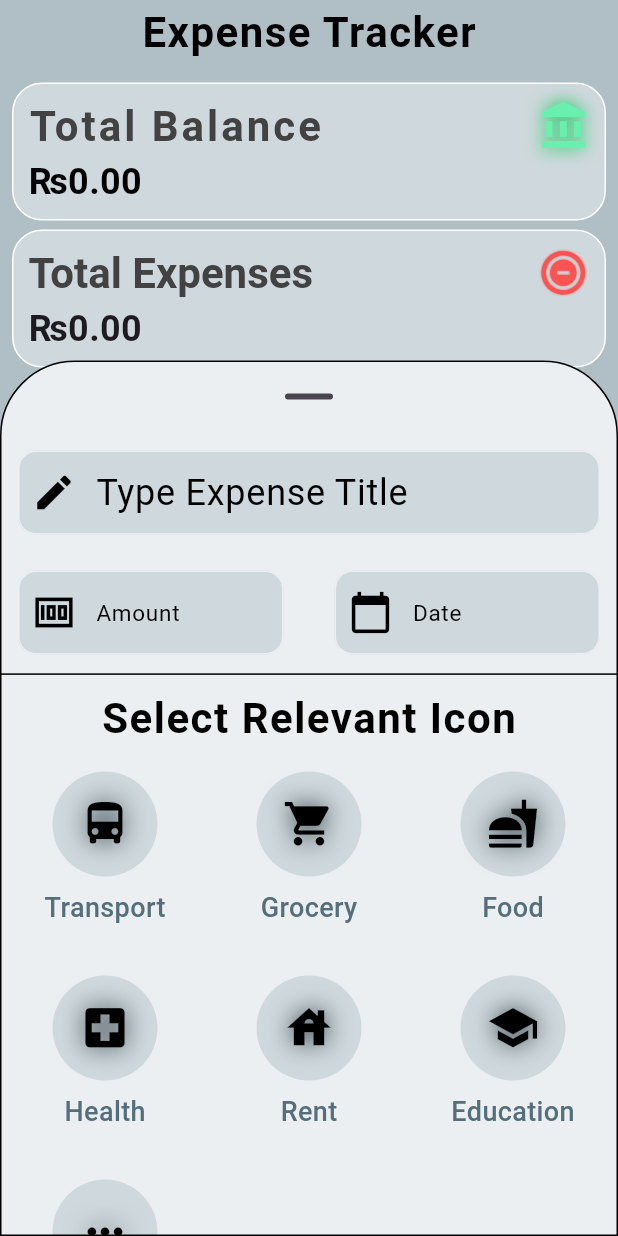
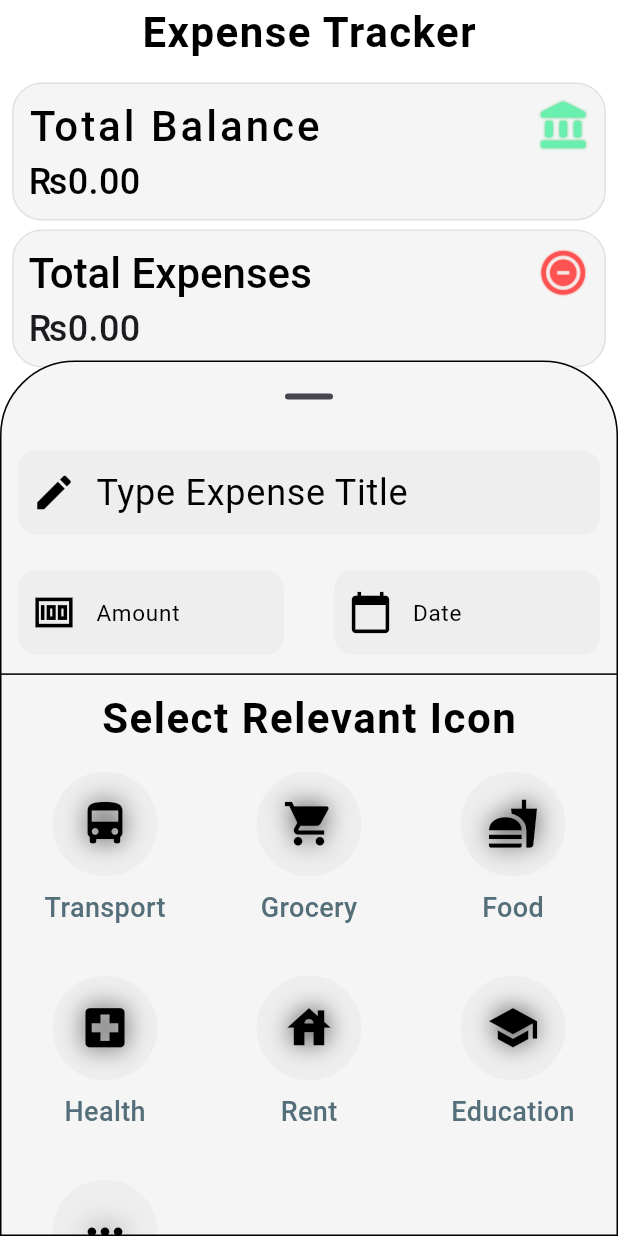
Before and after one commit to ZainR10/expanse_tracker_flutter, a Flutter app: the HomeView screen opened by its route, item 3 of the bottom bar chosen, after a tap on the "pie chart" icon, on a phone screen of 412 x 824 dp. Run offline on Flutter 3.47's test engine with Material 3 defaults, Android fonts, the phone set to English and light mode, and no system bars; our stand-ins replace cloud_firestore, curved_navigation_bar, firebase_auth, firebase_core, fl_chart, flutter_slidable and 1 more; accounts and stored records are empty.

Commit message:
changed ui.

```diff
--- a/lib/components/custom_container.dart
+++ b/lib/components/custom_container.dart
@@ -18,7 +18,7 @@ class CustomContainer extends StatelessWidget {
       decoration: BoxDecoration(
           borderRadius: BorderRadius.circular(20),
           color: color,
-          border: Border.all(color: Colors.white, width: 1)),
+          border: Border.all(color: Colors.grey.shade300, width: 1)),
       child: child,
     );
   }
--- a/lib/components/custom_textfield.dart
+++ b/lib/components/custom_textfield.dart
@@ -34,7 +34,7 @@ class CustomTextfield extends StatelessWidget {
         keyboardType: keyboardType,
         onFieldSubmitted: onfieldSubmission,
         decoration: InputDecoration(
-          fillColor: Colors.blueGrey.shade100,
+          fillColor: Colors.grey.shade200,
           filled: true,
           prefixIcon: textFieldIcon,
           labelText: lebaltitle,
@@ -46,7 +46,7 @@ class CustomTextfield extends StatelessWidget {
           border: OutlineInputBorder(
             borderRadius: const BorderRadius.all(Radius.circular(12)),
             borderSide: BorderSide(
-              color: Colors.blueGrey.shade50, // Default border color
+              color: Colors.grey.shade200, // Default border color
             ),
           ),
           focusedBorder: const OutlineInputBorder(
@@ -61,7 +61,7 @@ class CustomTextfield extends StatelessWidget {
             borderRadius: const BorderRadius.all(Radius.circular(12)),
             // Border when enabled (not focused)
             borderSide: BorderSide(
-              color: Colors.blueGrey.shade50, // Enabled border color
+              color: Colors.grey.shade200, // Enabled border color
             ),
           ),
         ),
--- a/lib/components/nav_bar_items.dart
+++ b/lib/components/nav_bar_items.dart
@@ -63,7 +63,7 @@ class NavBarItems extends StatelessWidget {
           InkWell(
             onTap: () => showModalBottomSheet(
               barrierColor: Colors.transparent,
-              backgroundColor: Colors.blueGrey,
+              backgroundColor: Colors.grey.shade300,
               useSafeArea: true,
               isScrollControlled: true,
               context: context,
@@ -81,10 +81,10 @@ class NavBarItems extends StatelessWidget {
                           ),
                           title: const CustomText(
                             text: 'Add Balance',
-                            textColor: Colors.white,
+                            textColor: Colors.black,
                             textSize: 28,
                             textLetterSpace: 1,
-                            textWeight: FontWeight.w300,
+                            textWeight: FontWeight.w500,
                           ),
                           onTap: () {
                             Navigator.pop(context);
@@ -98,10 +98,10 @@ class NavBarItems extends StatelessWidget {
                         ),
                         title: const CustomText(
                           text: 'Add Expense',
-                          textColor: Colors.white,
+                          textColor: Colors.black,
                           textSize: 28,
                           textLetterSpace: 1,
-                          textWeight: FontWeight.w300,
+                          textWeight: FontWeight.w500,
                         ),
                         onTap: () {
                           Navigator.pop(context);
--- a/lib/view/analytics_view.dart
+++ b/lib/view/analytics_view.dart
@@ -28,7 +28,7 @@ class _AnalyticsViewState extends State<AnalyticsView> {
       shouldExitApp: true,
       scaffoldMessengerKey: MyApp.scaffoldMessengerKey,
       child: Scaffold(
-        backgroundColor: Colors.blueGrey.shade200,
+        backgroundColor: Colors.white,
         appBar: const PreferredSize(
           preferredSize: Size(0, 45),
           child: ReuseableAppBar(
@@ -40,6 +40,9 @@ class _AnalyticsViewState extends State<AnalyticsView> {
           children: [
             Column(
               children: [
+                const SizedBox(
+                  height: 10,
+                ),
                 const TotalExpensesWidget(),
                 Row(
                   mainAxisAlignment: MainAxisAlignment.spaceEvenly,
--- a/lib/view/authentication_view/login_view.dart
+++ b/lib/view/authentication_view/login_view.dart
@@ -39,7 +39,7 @@ class _LoginViewState extends State<LoginView> {
   Widget build(BuildContext context) {
     final height = MediaQuery.of(context).size.height * 1;
     return Scaffold(
-      backgroundColor: Colors.blueGrey.shade200,
+      backgroundColor: Colors.white,
       appBar: const PreferredSize(
           preferredSize: Size(0, 45),
           child: ReuseableAppBar(
@@ -106,11 +106,11 @@ class _LoginViewState extends State<LoginView> {
                 onPressed: () {
                   Navigator.pushNamed(context, RoutesName.signUpView);
                 },
-                child: CustomText(
+                child: const CustomText(
                   text: 'Register',
                   textSize: 20,
                   textWeight: FontWeight.bold,
-                  textColor: Colors.blueGrey.shade800,
+                  textColor: Colors.black,
                 ),
               )
             ],
--- a/lib/view/authentication_view/signup_view.dart
+++ b/lib/view/authentication_view/signup_view.dart
@@ -51,7 +51,7 @@ class _SignupViewState extends State<SignupView> {
     }
     final height = MediaQuery.of(context).size.height * 1;
     return Scaffold(
-      backgroundColor: Colors.blueGrey.shade200,
+      backgroundColor: Colors.white,
       appBar: const PreferredSize(
           preferredSize: Size(0, 45),
           child: ReuseableAppBar(
@@ -158,11 +158,11 @@ class _SignupViewState extends State<SignupView> {
                       onPressed: () {
                         Navigator.pushNamed(context, RoutesName.loginView);
                       },
-                      child: CustomText(
+                      child: const CustomText(
                         text: 'Login',
                         textSize: 20,
                         textWeight: FontWeight.bold,
-                        textColor: Colors.blueGrey.shade800,
+                        textColor: Colors.black,
                       ),
                     ),
                   ],
--- a/lib/view/expanse_list_view.dart
+++ b/lib/view/expanse_list_view.dart
@@ -25,7 +25,7 @@ class _ExpanseListViewState extends State<ExpanseListView> {
       shouldExitApp: true,
       scaffoldMessengerKey: MyApp.scaffoldMessengerKey,
       child: Scaffold(
-        backgroundColor: Colors.blueGrey.shade200,
+        backgroundColor: Colors.white,
         appBar: const PreferredSize(
             preferredSize: Size(0, 45),
             child: ReuseableAppBar(
--- a/lib/view/home_view.dart
+++ b/lib/view/home_view.dart
@@ -30,7 +30,7 @@ class _HomeViewState extends State<HomeView> {
       shouldExitApp: false,
       scaffoldMessengerKey: MyApp.scaffoldMessengerKey,
       child: Scaffold(
-        backgroundColor: Colors.blueGrey.shade200,
+        backgroundColor: Colors.white,
         appBar: const PreferredSize(
             preferredSize: Size(0, 45),
             child: ReuseableAppBar(
--- a/lib/widgets/add_expense_bottom_sheet_widget.dart
+++ b/lib/widgets/add_expense_bottom_sheet_widget.dart
@@ -69,7 +69,7 @@ void expenseBottomSheet(BuildContext context) {
     ),
     enableDrag: true,
     isScrollControlled: true,
-    backgroundColor: Colors.blueGrey.shade50,
+    backgroundColor: Colors.grey.shade100,
     context: context,
     builder: (BuildContext context) {
       final height = MediaQuery.of(context).size.height * 1;
@@ -194,7 +194,7 @@ void expenseBottomSheet(BuildContext context) {
                                               radius: 35,
                                               backgroundColor: isSelected
                                                   ? Colors.greenAccent
-                                                  : Colors.blueGrey.shade100,
+                                                  : Colors.grey.shade200,
                                               child: Icon(
                                                 iconData['icon'],
                                                 size: 35,
@@ -206,8 +206,8 @@ void expenseBottomSheet(BuildContext context) {
                                                       color: isSelected
                                                           ? Colors
                                                               .green.shade900
-                                                          : Colors.blueGrey
-                                                              .shade800,
+                                                          : Colors
+                                                              .grey.shade800,
                                                       blurRadius: 20)
                                                 ],
                                               ),
--- a/lib/widgets/appbar.dart
+++ b/lib/widgets/appbar.dart
@@ -10,7 +10,7 @@ class ReuseableAppBar extends StatelessWidget {
     return AppBar(
       automaticallyImplyLeading: false,
       centerTitle: true,
-      backgroundColor: Colors.blueGrey.shade200,
+      backgroundColor: Colors.white,
       title: CustomText(
         text: appBarTitle,
         textColor: Colors.black,
--- a/lib/widgets/balance_list_widget.dart
+++ b/lib/widgets/balance_list_widget.dart
@@ -56,16 +56,16 @@ class _BalanceListScreenState extends State<BalanceListScreen> {
                     ontapped: (context) => provider.deleteBalance(
                         balance.documentId, balance.amount),
                     child: Card(
-                      color: Colors.blueGrey.shade100,
+                      color: Colors.grey.shade100,
                       shape: OutlineInputBorder(
                         borderSide:
-                            const BorderSide(color: Colors.white, width: 1),
+                            BorderSide(color: Colors.grey.shade300, width: 1),
                         borderRadius: BorderRadius.circular(15),
                       ),
                       child: ListTile(
                         horizontalTitleGap: 50,
                         leading: CircleAvatar(
-                          backgroundColor: Colors.blueGrey.shade100,
+                          backgroundColor: Colors.grey.shade100,
                           child: Icon(
                             iconsData[iconIndex]['icon'],
                             color: Colors.green,
--- a/lib/widgets/expense_list_screen.dart
+++ b/lib/widgets/expense_list_screen.dart
@@ -56,16 +56,16 @@ class _ExpenseListScreenState extends State<ExpenseListScreen> {
                           expense.documentId, expense.amount),
                       child: Card(
                         key: ValueKey(expense.documentId),
-                        color: Colors.blueGrey.shade100,
+                        color: Colors.grey.shade100,
                         shape: OutlineInputBorder(
                           borderSide:
-                              const BorderSide(color: Colors.white, width: 1),
+                              BorderSide(color: Colors.grey.shade300, width: 1),
                           borderRadius: BorderRadius.circular(15),
                         ),
                         child: ListTile(
                           horizontalTitleGap: 50,
                           leading: CircleAvatar(
-                            backgroundColor: Colors.blueGrey.shade100,
+                            backgroundColor: Colors.grey.shade100,
                             child: Icon(
                               iconsData[iconIndex]['icon'],
                               color: Colors.red,
--- a/lib/widgets/floating_nav_bar_widget.dart
+++ b/lib/widgets/floating_nav_bar_widget.dart
@@ -29,7 +29,7 @@ class _FloatingNavBarWidgetState extends State<FloatingNavBarWidget> {
     return Padding(
       padding: const EdgeInsets.only(top: 10, right: 10, bottom: 10, left: 10),
       child: CustomContainer(
-        color: Colors.blueGrey.shade200,
+        color: Colors.grey.shade300,
         height: height * .08,
         width: width * 1,
         child: NavBarItems(
--- a/lib/widgets/total_balance_widget.dart
+++ b/lib/widgets/total_balance_widget.dart
@@ -31,19 +31,19 @@ class _TotalBalanceWidgetState extends State<TotalBalanceWidget> {
     return Padding(
       padding: const EdgeInsets.only(top: 10, right: 8, left: 8, bottom: 6),
       child: CustomContainer(
-        color: Colors.blueGrey.shade100,
+        color: Colors.grey.shade100,
         child: Column(
           crossAxisAlignment: CrossAxisAlignment.start,
           children: [
             Row(
               mainAxisAlignment: MainAxisAlignment.spaceBetween,
               children: [
-                CustomText(
+                const CustomText(
                   text: 'Total Balance',
-                  textColor: Colors.grey.shade800,
+                  textColor: Colors.black,
                   textLetterSpace: 2,
                   textSize: 28,
-                  textWeight: FontWeight.bold,
+                  textWeight: FontWeight.w500,
                 ),
                 Icon(
                   Icons.account_balance,
@@ -51,7 +51,7 @@ class _TotalBalanceWidgetState extends State<TotalBalanceWidget> {
                   size: 35,
                   shadows: [
                     Shadow(
-                      blurRadius: 15,
+                      blurRadius: 2,
                       color: Colors.greenAccent.shade700,
                     )
                   ],
@@ -93,7 +93,7 @@ class _TotalBalanceWidgetState extends State<TotalBalanceWidget> {
                             '$selectedCurrency${balanceAndExpensesProvider.totalBalance.toStringAsFixed(2)}',
                         textColor: Colors.black,
                         textSize: 24,
-                        textWeight: FontWeight.bold,
+                        textWeight: FontWeight.w500,
                       );
                     },
                   );
--- a/lib/widgets/total_expenses_widget.dart
+++ b/lib/widgets/total_expenses_widget.dart
@@ -29,22 +29,22 @@ class _TotalExpensesWidgetState extends State<TotalExpensesWidget> {
       child: CustomContainer(
         // height: height * .12,
         // width: width * .45,
-        color: Colors.blueGrey.shade100,
+        color: Colors.grey.shade100,
         child: Column(
           mainAxisAlignment: MainAxisAlignment.center,
           crossAxisAlignment: CrossAxisAlignment.start,
           children: [
-            Row(
+            const Row(
               mainAxisAlignment: MainAxisAlignment.spaceBetween,
               children: [
                 CustomText(
                   text: 'Total Expenses',
-                  textColor: Colors.grey.shade800,
+                  textColor: Colors.black,
                   textLetterSpace: 0,
                   textSize: 28,
-                  textWeight: FontWeight.bold,
+                  textWeight: FontWeight.w500,
                 ),
-                const Icon(
+                Icon(
                   Icons.do_not_disturb_on_total_silence_outlined,
                   color: Colors.redAccent,
                   size: 35,
@@ -84,7 +84,7 @@ class _TotalExpensesWidgetState extends State<TotalExpensesWidget> {
                 return CustomText(
                   text: '$selectedCurrency${totalExpenses.toStringAsFixed(2)}',
                   textSize: 24,
-                  textWeight: FontWeight.bold,
+                  textWeight: FontWeight.w500,
                 );
               },
             )
```
Also changed, not shown: lib/view/settings_view.dart (+35 -57 lines), lib/widgets/add_balance_bottom_sheet.dart (+3 -4 lines).
